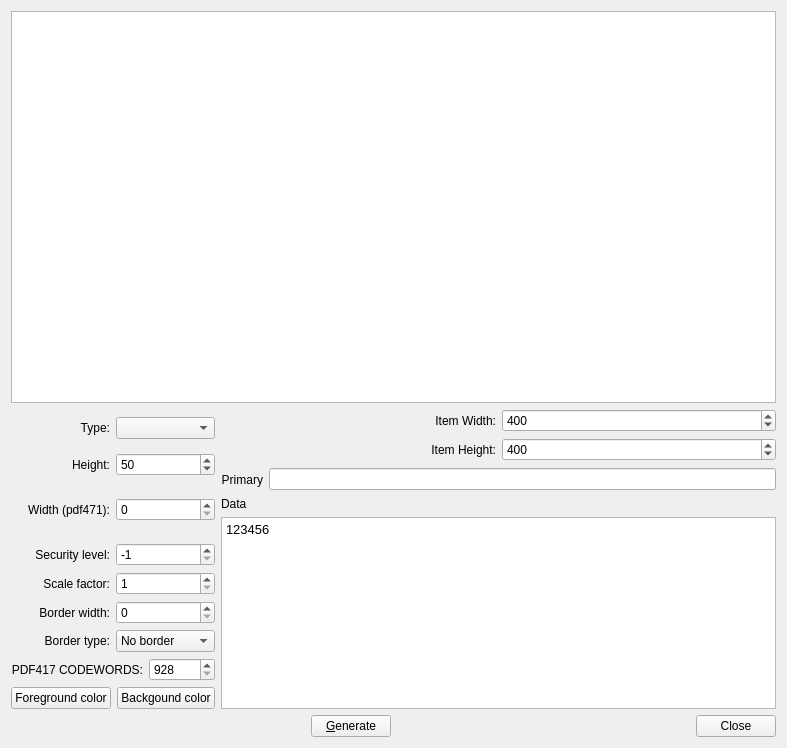
zint/zint-gpl-only, file frontend_qt4/mainWindow.ui: the form before one commit.
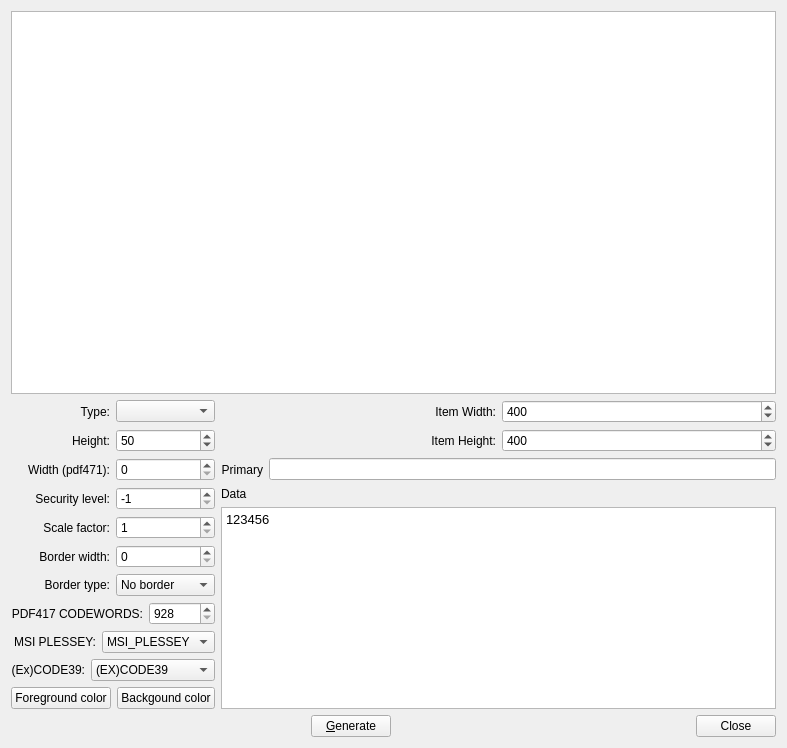
The form after the commit.

Commit message: sync with changes made on backend

Patch:
```diff
--- a/frontend_qt4/mainWindow.ui
+++ b/frontend_qt4/mainWindow.ui
@@ -16,7 +16,7 @@
    <item row="0" column="0" colspan="2" >
     <widget class="QGraphicsView" name="view" />
    </item>
-   <item rowspan="2" row="1" column="0" >
+   <item row="1" column="0" >
     <layout class="QHBoxLayout" name="horizontalLayout_2" >
      <item>
       <widget class="QLabel" name="label" >
@@ -63,37 +63,7 @@
      </item>
     </layout>
    </item>
-   <item rowspan="2" row="2" column="1" >
-    <layout class="QHBoxLayout" name="horizontalLayout_13" >
-     <item>
-      <widget class="QLabel" name="label_12" >
-       <property name="text" >
-        <string>Item Height:</string>
-       </property>
-       <property name="alignment" >
-        <set>Qt::AlignRight|Qt::AlignTrailing|Qt::AlignVCenter</set>
-       </property>
-      </widget>
-     </item>
-     <item>
-      <widget class="QSpinBox" name="iheight" >
-       <property name="minimum" >
-        <number>10</number>
-       </property>
-       <property name="maximum" >
-        <number>1000</number>
-       </property>
-       <property name="singleStep" >
-        <number>5</number>
-       </property>
-       <property name="value" >
-        <number>400</number>
-       </property>
-      </widget>
-     </item>
-    </layout>
-   </item>
-   <item rowspan="2" row="3" column="0" >
+   <item row="2" column="0" >
     <layout class="QHBoxLayout" name="horizontalLayout_3" >
      <item>
       <widget class="QLabel" name="label_3" >
@@ -117,12 +87,12 @@
      </item>
     </layout>
    </item>
-   <item rowspan="2" row="4" column="1" >
-    <layout class="QHBoxLayout" name="horizontalLayout_4" >
+   <item row="2" column="1" >
+    <layout class="QHBoxLayout" name="horizontalLayout_13" >
      <item>
-      <widget class="QLabel" name="label_4" >
+      <widget class="QLabel" name="label_12" >
        <property name="text" >
-        <string>Primary</string>
+        <string>Item Height:</string>
        </property>
        <property name="alignment" >
         <set>Qt::AlignRight|Qt::AlignTrailing|Qt::AlignVCenter</set>
@@ -130,11 +100,24 @@
       </widget>
      </item>
      <item>
-      <widget class="QLineEdit" name="primary" />
+      <widget class="QSpinBox" name="iheight" >
+       <property name="minimum" >
+        <number>10</number>
+       </property>
+       <property name="maximum" >
+        <number>1000</number>
+       </property>
+       <property name="singleStep" >
+        <number>5</number>
+       </property>
+       <property name="value" >
+        <number>400</number>
+       </property>
+      </widget>
      </item>
     </layout>
    </item>
-   <item rowspan="2" row="5" column="0" >
+   <item row="3" column="0" >
     <layout class="QHBoxLayout" name="horizontalLayout_5" >
      <item>
       <widget class="QLabel" name="label_5" >
@@ -158,7 +141,51 @@
      </item>
     </layout>
    </item>
-   <item rowspan="7" row="6" column="1" >
+   <item row="3" column="1" >
+    <layout class="QHBoxLayout" name="horizontalLayout_4" >
+     <item>
+      <widget class="QLabel" name="label_4" >
+       <property name="text" >
+        <string>Primary</string>
+       </property>
+       <property name="alignment" >
+        <set>Qt::AlignRight|Qt::AlignTrailing|Qt::AlignVCenter</set>
+       </property>
+      </widget>
+     </item>
+     <item>
+      <widget class="QLineEdit" name="primary" />
+     </item>
+    </layout>
+   </item>
+   <item row="4" column="0" >
+    <layout class="QHBoxLayout" name="horizontalLayout_6" >
+     <item>
+      <widget class="QLabel" name="label_6" >
+       <property name="text" >
+        <string>Security level:</string>
+       </property>
+       <property name="alignment" >
+        <set>Qt::AlignRight|Qt::AlignTrailing|Qt::AlignVCenter</set>
+       </property>
+      </widget>
+     </item>
+     <item>
+      <widget class="QSpinBox" name="security" >
+       <property name="minimum" >
+        <number>-1</number>
+       </property>
+       <property name="maximum" >
+        <number>9</number>
+       </property>
+       <property name="value" >
+        <number>-1</number>
+       </property>
+      </widget>
+     </item>
+    </layout>
+   </item>
+   <item rowspan="8" row="4" column="1" >
     <layout class="QVBoxLayout" name="verticalLayout" >
      <item>
       <widget class="QLabel" name="label_2" >
@@ -173,8 +200,8 @@
         <string>&lt;!DOCTYPE HTML PUBLIC "-//W3C//DTD HTML 4.0//EN" "http://www.w3.org/TR/REC-html40/strict.dtd">
 &lt;html>&lt;head>&lt;meta name="qrichtext" content="1" />&lt;style type="text/css">
 p, li { white-space: pre-wrap; }
-&lt;/style>&lt;/head>&lt;body style=" font-family:'Sans Serif'; font-size:10pt; font-weight:400; font-style:normal;">
-&lt;p style=" margin-top:0px; margin-bottom:0px; margin-left:0px; margin-right:0px; -qt-block-indent:0; text-indent:0px;">123456&lt;/p>&lt;/body>&lt;/html></string>
+&lt;/style>&lt;/head>&lt;body style=" font-family:'DejaVu Sans'; font-size:9pt; font-weight:400; font-style:normal;">
+&lt;p style=" margin-top:0px; margin-bottom:0px; margin-left:0px; margin-right:0px; -qt-block-indent:0; text-indent:0px; font-family:'Sans Serif'; font-size:10pt;">123456&lt;/p>&lt;/body>&lt;/html></string>
        </property>
        <property name="acceptRichText" >
         <bool>false</bool>
@@ -183,34 +210,7 @@
      </item>
     </layout>
    </item>
-   <item row="7" column="0" >
-    <layout class="QHBoxLayout" name="horizontalLayout_6" >
-     <item>
-      <widget class="QLabel" name="label_6" >
-       <property name="text" >
-        <string>Security level:</string>
-       </property>
-       <property name="alignment" >
-        <set>Qt::AlignRight|Qt::AlignTrailing|Qt::AlignVCenter</set>
-       </property>
-      </widget>
-     </item>
-     <item>
-      <widget class="QSpinBox" name="security" >
-       <property name="minimum" >
-        <number>-1</number>
-       </property>
-       <property name="maximum" >
-        <number>9</number>
-       </property>
-       <property name="value" >
-        <number>-1</number>
-       </property>
-      </widget>
-     </item>
-    </layout>
-   </item>
-   <item row="8" column="0" >
+   <item row="5" column="0" >
     <layout class="QHBoxLayout" name="horizontalLayout_7" >
      <item>
       <widget class="QLabel" name="label_7" >
@@ -237,7 +237,7 @@
      </item>
     </layout>
    </item>
-   <item row="9" column="0" >
+   <item row="6" column="0" >
     <layout class="QHBoxLayout" name="horizontalLayout_8" >
      <item>
       <widget class="QLabel" name="label_8" >
@@ -264,7 +264,7 @@
      </item>
     </layout>
    </item>
-   <item row="10" column="0" >
+   <item row="7" column="0" >
     <layout class="QHBoxLayout" name="horizontalLayout_10" >
      <item>
       <widget class="QLabel" name="label_9" >
@@ -297,7 +297,7 @@
      </item>
     </layout>
    </item>
-   <item row="11" column="0" >
+   <item row="8" column="0" >
     <layout class="QHBoxLayout" name="horizontalLayout_11" >
      <item>
       <widget class="QLabel" name="label_10" >
@@ -324,7 +324,78 @@
      </item>
     </layout>
    </item>
-   <item row="12" column="0" >
+   <item row="9" column="0" >
+    <layout class="QHBoxLayout" name="horizontalLayout_14" >
+     <item>
+      <widget class="QLabel" name="label_13" >
+       <property name="text" >
+        <string>MSI PLESSEY:</string>
+       </property>
+       <property name="alignment" >
+        <set>Qt::AlignRight|Qt::AlignTrailing|Qt::AlignVCenter</set>
+       </property>
+      </widget>
+     </item>
+     <item>
+      <widget class="QComboBox" name="msiPlessey" >
+       <item>
+        <property name="text" >
+         <string>MSI_PLESSEY</string>
+        </property>
+       </item>
+       <item>
+        <property name="text" >
+         <string>MSI_10</string>
+        </property>
+       </item>
+       <item>
+        <property name="text" >
+         <string>MSI_10_10</string>
+        </property>
+       </item>
+       <item>
+        <property name="text" >
+         <string>MSI_11</string>
+        </property>
+       </item>
+       <item>
+        <property name="text" >
+         <string>MSI_11_10</string>
+        </property>
+       </item>
+      </widget>
+     </item>
+    </layout>
+   </item>
+   <item row="10" column="0" >
+    <layout class="QHBoxLayout" name="horizontalLayout_15" >
+     <item>
+      <widget class="QLabel" name="label_14" >
+       <property name="text" >
+        <string>(Ex)CODE39:</string>
+       </property>
+       <property name="alignment" >
+        <set>Qt::AlignRight|Qt::AlignTrailing|Qt::AlignVCenter</set>
+       </property>
+      </widget>
+     </item>
+     <item>
+      <widget class="QComboBox" name="code39" >
+       <item>
+        <property name="text" >
+         <string>(EX)CODE39</string>
+        </property>
+       </item>
+       <item>
+        <property name="text" >
+         <string>(EX)CODE39_43</string>
+        </property>
+       </item>
+      </widget>
+     </item>
+    </layout>
+   </item>
+   <item row="11" column="0" >
     <layout class="QHBoxLayout" name="horizontalLayout_9" >
      <item>
       <widget class="QPushButton" name="fgcolor" >
```
Left out of the diff: 4 changed lines with no effect on the pictures. The commit also changes 2 other files.
